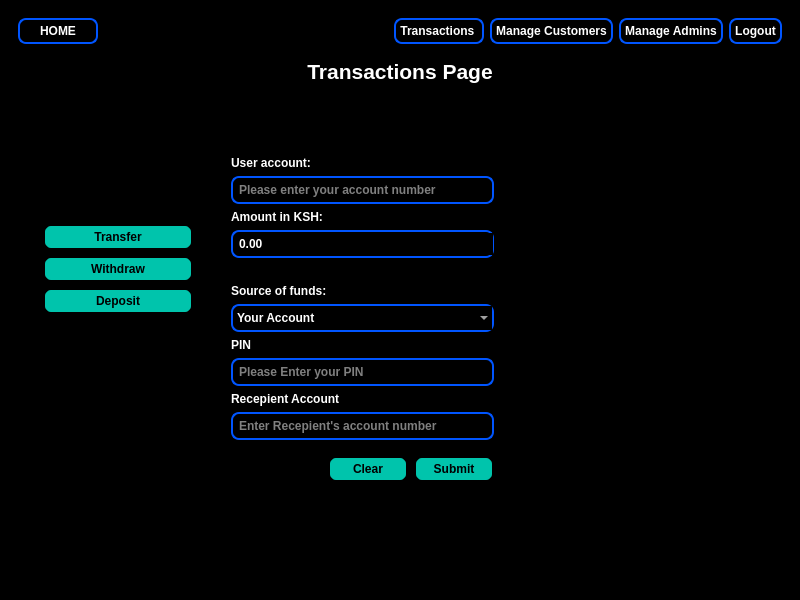
First picture: the form in ui_files/dashboard.ui, repository Nicknjano/bank_version_0.2, before the edit.
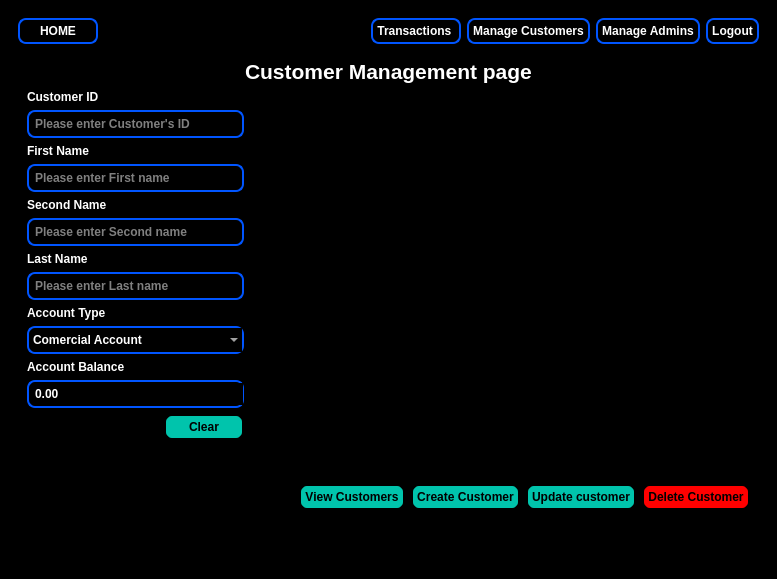
Second picture: the form after the edit. The open tabs and pages were chosen to show the change. Icons and pictures are not drawn.

Commit message: dashboard created

What changed in the file:
```diff
--- a/ui_files/dashboard.ui
+++ b/ui_files/dashboard.ui
@@ -6,8 +6,8 @@
    <rect>
     <x>0</x>
     <y>0</y>
-    <width>800</width>
-    <height>600</height>
+    <width>777</width>
+    <height>579</height>
    </rect>
   </property>
   <property name="windowTitle">
@@ -726,6 +726,459 @@
            </item>
           </layout>
          </widget>
+         <widget class="QWidget" name="manageCustomersPage">
+          <layout class="QVBoxLayout" name="verticalLayout_13">
+           <item alignment="Qt::AlignHCenter">
+            <widget class="QLabel" name="label_4">
+             <property name="font">
+              <font>
+               <pointsize>16</pointsize>
+               <weight>75</weight>
+               <bold>true</bold>
+              </font>
+             </property>
+             <property name="text">
+              <string>Customer Management page</string>
+             </property>
+            </widget>
+           </item>
+           <item>
+            <layout class="QHBoxLayout" name="horizontalLayout_7">
+             <item>
+              <layout class="QVBoxLayout" name="verticalLayout_10">
+               <item>
+                <widget class="QLabel" name="label_5">
+                 <property name="text">
+                  <string>Customer ID</string>
+                 </property>
+                </widget>
+               </item>
+               <item>
+                <widget class="QLineEdit" name="customerIdField">
+                 <property name="maximumSize">
+                  <size>
+                   <width>229</width>
+                   <height>28</height>
+                  </size>
+                 </property>
+                 <property name="styleSheet">
+                  <string notr="true">QLineEdit{
+border: 2px;
+color:rgb(255, 255, 255);
+border-style : solid;
+padding:4px;
+border-color:rgb(0, 85, 255);
+border-radius:8px;
+}
+QLineEdit:focus{
+border-bottom-color:rgb(0, 196, 113)
+}</string>
+                 </property>
+                 <property name="maxLength">
+                  <number>30</number>
+                 </property>
+                 <property name="placeholderText">
+                  <string>Please enter Customer's ID</string>
+                 </property>
+                </widget>
+               </item>
+               <item>
+                <widget class="QLabel" name="label_11">
+                 <property name="text">
+                  <string>First Name</string>
+                 </property>
+                </widget>
+               </item>
+               <item>
+                <widget class="QLineEdit" name="customerFirstNameField">
+                 <property name="maximumSize">
+                  <size>
+                   <width>229</width>
+                   <height>28</height>
+                  </size>
+                 </property>
+                 <property name="styleSheet">
+                  <string notr="true">QLineEdit{
+border: 2px;
+color:rgb(255, 255, 255);
+border-style : solid;
+padding:4px;
+border-color:rgb(0, 85, 255);
+border-radius:8px;
+}
+QLineEdit:focus{
+border-bottom-color:rgb(0, 196, 113)
+}</string>
+                 </property>
+                 <property name="maxLength">
+                  <number>30</number>
+                 </property>
+                 <property name="placeholderText">
+                  <string>Please enter First name</string>
+                 </property>
+                </widget>
+               </item>
+               <item>
+                <widget class="QLabel" name="label_12">
+                 <property name="text">
+                  <string>Second Name</string>
+                 </property>
+                </widget>
+               </item>
+               <item>
+                <widget class="QLineEdit" name="customerSecondNameField">
+                 <property name="maximumSize">
+                  <size>
+                   <width>229</width>
+                   <height>28</height>
+                  </size>
+                 </property>
+                 <property name="styleSheet">
+                  <string notr="true">QLineEdit{
+border: 2px;
+color:rgb(255, 255, 255);
+border-style : solid;
+padding:4px;
+border-color:rgb(0, 85, 255);
+border-radius:8px;
+}
+QLineEdit:focus{
+border-bottom-color:rgb(0, 196, 113)
+}</string>
+                 </property>
+                 <property name="maxLength">
+                  <number>30</number>
+                 </property>
+                 <property name="placeholderText">
+                  <string>Please enter Second name</string>
+                 </property>
+                </widget>
+               </item>
+               <item>
+                <widget class="QLabel" name="label_13">
+                 <property name="text">
+                  <string>Last Name</string>
+                 </property>
+                </widget>
+               </item>
+               <item>
+                <widget class="QLineEdit" name="customerLastNameField">
+                 <property name="maximumSize">
+                  <size>
+                   <width>229</width>
+                   <height>28</height>
+                  </size>
+                 </property>
+                 <property name="styleSheet">
+                  <string notr="true">QLineEdit{
+border: 2px;
+color:rgb(255, 255, 255);
+border-style : solid;
+padding:4px;
+border-color:rgb(0, 85, 255);
+border-radius:8px;
+}
+QLineEdit:focus{
+border-bottom-color:rgb(0, 196, 113)
+}</string>
+                 </property>
+                 <property name="maxLength">
+                  <number>30</number>
+                 </property>
+                 <property name="placeholderText">
+                  <string>Please enter Last name</string>
+                 </property>
+                </widget>
+               </item>
+               <item>
+                <widget class="QLabel" name="label_7">
+                 <property name="text">
+                  <string>Account Type</string>
+                 </property>
+                </widget>
+               </item>
+               <item>
+                <widget class="QComboBox" name="comboBox_2">
+                 <property name="maximumSize">
+                  <size>
+                   <width>229</width>
+                   <height>28</height>
+                  </size>
+                 </property>
+                 <property name="styleSheet">
+                  <string notr="true">QComboBox{
+border: 2px;
+color:rgb(255, 255, 255);
+border-style : solid;
+padding:4px;
+border-color:rgb(0, 85, 255);
+border-radius:8px;
+}
+QComboBox:focus{
+border-bottom-color:rgb(0, 196, 113)
+}</string>
+                 </property>
+                 <item>
+                  <property name="text">
+                   <string>Comercial Account</string>
+                  </property>
+                 </item>
+                 <item>
+                  <property name="text">
+                   <string>Locked Savings Account</string>
+                  </property>
+                 </item>
+                 <item>
+                  <property name="text">
+                   <string>Student's Account</string>
+                  </property>
+                 </item>
+                 <item>
+                  <property name="text">
+                   <string>Fixed Savings Account</string>
+                  </property>
+                 </item>
+                </widget>
+               </item>
+               <item>
+                <widget class="QLabel" name="label_14">
+                 <property name="text">
+                  <string>Account Balance</string>
+                 </property>
+                </widget>
+               </item>
+               <item>
+                <widget class="QDoubleSpinBox" name="doubleSpinBox">
+                 <property name="maximumSize">
+                  <size>
+                   <width>229</width>
+                   <height>28</height>
+                  </size>
+                 </property>
+                 <property name="styleSheet">
+                  <string notr="true">QDoubleSpinBox{
+border: 2px;
+color:rgb(255, 255, 255);
+border-style : solid;
+padding:4px;
+border-color:rgb(0, 85, 255);
+border-radius:8px;
+}
+QDoubleSpinBox:focus{
+border-bottom-color:rgb(0, 196, 113)
+}</string>
+                 </property>
+                </widget>
+               </item>
+               <item alignment="Qt::AlignRight">
+                <widget class="QPushButton" name="customerManagementClearButton">
+                 <property name="minimumSize">
+                  <size>
+                   <width>80</width>
+                   <height>0</height>
+                  </size>
+                 </property>
+                 <property name="baseSize">
+                  <size>
+                   <width>0</width>
+                   <height>0</height>
+                  </size>
+                 </property>
+                 <property name="styleSheet">
+                  <string notr="true">QPushButton{
+border: 2px solid;
+color:rgb(0, 0, 0);
+background-color: rgb(0, 196, 172);
+border-color: rgb(0, 0, 0);
+border-radius: 8px;
+padding: 4px;
+}
+
+QPushButton:hover{
+color:rgb(0, 196, 172) ;
+background-color: rgb(0, 0, 0);
+border-color:rgb(0, 196, 172)
+}
+
+QPushButton:pressed{
+background-color: rgb(76, 76, 76);
+}
+</string>
+                 </property>
+                 <property name="text">
+                  <string>Clear</string>
+                 </property>
+                </widget>
+               </item>
+               <item>
+                <spacer name="verticalSpacer_9">
+                 <property name="orientation">
+                  <enum>Qt::Vertical</enum>
+                 </property>
+                 <property name="sizeHint" stdset="0">
+                  <size>
+                   <width>20</width>
+                   <height>40</height>
+                  </size>
+                 </property>
+                </spacer>
+               </item>
+              </layout>
+             </item>
+             <item>
+              <layout class="QVBoxLayout" name="verticalLayout_11">
+               <item>
+                <widget class="QTreeView" name="customerListTreeView">
+                 <property name="minimumSize">
+                  <size>
+                   <width>500</width>
+                   <height>0</height>
+                  </size>
+                 </property>
+                </widget>
+               </item>
+               <item>
+                <layout class="QHBoxLayout" name="horizontalLayout_3">
+                 <item>
+                  <spacer name="horizontalSpacer_5">
+                   <property name="orientation">
+                    <enum>Qt::Horizontal</enum>
+                   </property>
+                   <property name="sizeHint" stdset="0">
+                    <size>
+                     <width>40</width>
+                     <height>20</height>
+                    </size>
+                   </property>
+                  </spacer>
+                 </item>
+                 <item>
+                  <widget class="QPushButton" name="viewCustomersButton">
+                   <property name="styleSheet">
+                    <string notr="true">QPushButton{
+border: 2px solid;
+color:rgb(0, 0, 0);
+background-color: rgb(0, 196, 172);
+border-color: rgb(0, 0, 0);
+border-radius: 8px;
+padding: 4px;
+}
+
+QPushButton:hover{
+color:rgb(0, 196, 172) ;
+background-color: rgb(0, 0, 0);
+border-color:rgb(0, 196, 172)
+}
+
+QPushButton:pressed{
+background-color: rgb(76, 76, 76);
+}
+</string>
+                   </property>
+                   <property name="text">
+                    <string>View Customers</string>
+                   </property>
+                  </widget>
+                 </item>
+                 <item>
+                  <widget class="QPushButton" name="createCustomerButton">
+                   <property name="styleSheet">
+                    <string notr="true">QPushButton{
+border: 2px solid;
+color:rgb(0, 0, 0);
+background-color: rgb(0, 196, 172);
+border-color: rgb(0, 0, 0);
+border-radius: 8px;
+padding: 4px;
+}
+
+QPushButton:hover{
+color:rgb(0, 196, 172) ;
+background-color: rgb(0, 0, 0);
+border-color:rgb(0, 196, 172)
+}
+
+QPushButton:pressed{
+background-color: rgb(76, 76, 76);
+}
+</string>
+                   </property>
+                   <property name="text">
+                    <string>Create Customer</string>
+                   </property>
+                  </widget>
+                 </item>
+                 <item>
+                  <widget class="QPushButton" name="updateCustomerButton">
+                   <property name="styleSheet">
+                    <string notr="true">QPushButton{
+border: 2px solid;
+color:rgb(0, 0, 0);
+background-color: rgb(0, 196, 172);
+border-color: rgb(0, 0, 0);
+border-radius: 8px;
+padding: 4px;
+}
+
+QPushButton:hover{
+color:rgb(0, 196, 172) ;
+background-color: rgb(0, 0, 0);
+border-color:rgb(0, 196, 172)
+}
+
+QPushButton:pressed{
+background-color: rgb(76, 76, 76);
+}
+</string>
+                   </property>
+                   <property name="text">
+                    <string>Update customer</string>
+                   </property>
+                  </widget>
+                 </item>
+                 <item>
+                  <widget class="QPushButton" name="deleteCustomerButton">
+                   <property name="styleSheet">
+                    <string notr="true">QPushButton{
+border: 2px solid;
+color:rgb(0, 0, 0);
+background-color: rgb(255, 0, 0);
+border-color: rgb(0, 0, 0);
+border-radius: 8px;
+padding: 4px;
+}
+
+QPushButton:hover{
+color:rgb(0, 196, 172) ;
+background-color: rgb(0, 0, 0);
+border-color:rgb(255, 0, 0)
+}
+
+QPushButton:pressed{
+background-color: rgb(76, 76, 76);
+}
+</string>
+                   </property>
+                   <property name="text">
+                    <string>Delete Customer</string>
+                   </property>
+                  </widget>
+                 </item>
+                </layout>
+               </item>
+               <item>
+                <widget class="QLabel" name="updateCustomerStatusLabel">
+                 <property name="text">
+                  <string/>
+                 </property>
+                </widget>
+               </item>
+              </layout>
+             </item>
+            </layout>
+           </item>
+          </layout>
+         </widget>
          <widget class="QWidget" name="manageAdminsPage">
           <layout class="QVBoxLayout" name="verticalLayout_7">
            <item>
```
Left out of the diff: 380 changed lines with no effect on the pictures. The commit also changes 5 other files.
